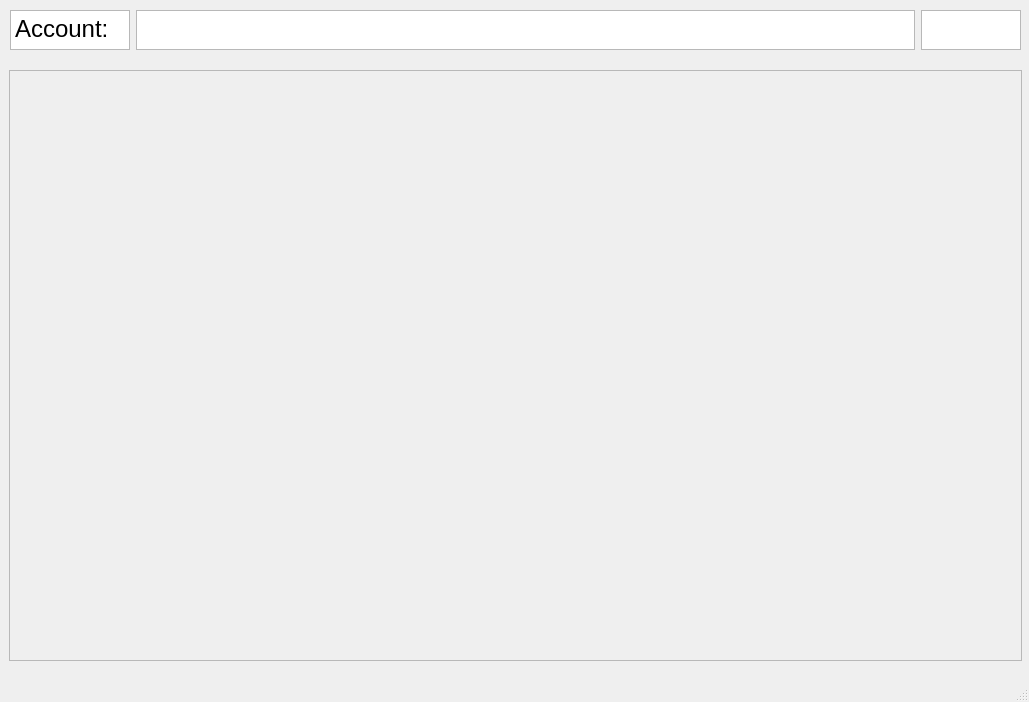
Qt form QTprojUI/UI/accountwindow.ui (AlB1111122/CS4076) before a commit.
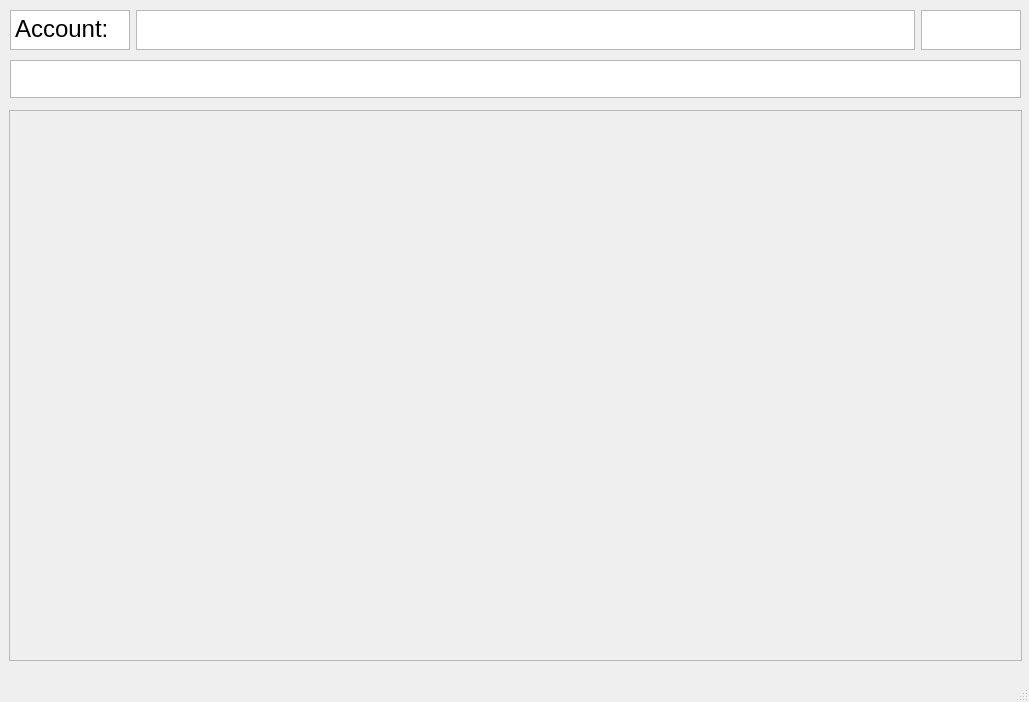
The same form after that commit.

The edit to the form file:
```diff
--- a/QTprojUI/UI/accountwindow.ui
+++ b/QTprojUI/UI/accountwindow.ui
@@ -84,9 +84,9 @@
     <property name="geometry">
      <rect>
       <x>9</x>
-      <y>70</y>
+      <y>110</y>
       <width>1013</width>
-      <height>591</height>
+      <height>551</height>
      </rect>
     </property>
     <property name="widgetResizable">
@@ -98,11 +98,40 @@
        <x>0</x>
        <y>0</y>
        <width>1011</width>
-       <height>589</height>
+       <height>549</height>
       </rect>
      </property>
     </widget>
    </widget>
+   <widget class="QTextBrowser" name="userRecTB">
+    <property name="geometry">
+     <rect>
+      <x>10</x>
+      <y>60</y>
+      <width>1011</width>
+      <height>38</height>
+     </rect>
+    </property>
+    <property name="maximumSize">
+     <size>
+      <width>16777215</width>
+      <height>40</height>
+     </size>
+    </property>
+    <property name="font">
+     <font>
+      <pointsize>18</pointsize>
+     </font>
+    </property>
+    <property name="html">
+     <string>&lt;!DOCTYPE HTML PUBLIC &quot;-//W3C//DTD HTML 4.0//EN&quot; &quot;http://www.w3.org/TR/REC-html40/strict.dtd&quot;&gt;
+&lt;html&gt;&lt;head&gt;&lt;meta name=&quot;qrichtext&quot; content=&quot;1&quot; /&gt;&lt;meta charset=&quot;utf-8&quot; /&gt;&lt;style type=&quot;text/css&quot;&gt;
+p, li { white-space: pre-wrap; }
+hr { height: 1px; border-width: 0; }
+&lt;/style&gt;&lt;/head&gt;&lt;body style=&quot; font-family:'Sans Serif'; font-size:18pt; font-weight:400; font-style:normal;&quot;&gt;
+&lt;p style=&quot;-qt-paragraph-type:empty; margin-top:0px; margin-bottom:0px; margin-left:0px; margin-right:0px; -qt-block-indent:0; text-indent:0px; font-size:9pt;&quot;&gt;&lt;br /&gt;&lt;/p&gt;&lt;/body&gt;&lt;/html&gt;</string>
+    </property>
+   </widget>
   </widget>
   <widget class="QStatusBar" name="statusbar"/>
   <widget class="QMenuBar" name="menubar">
```
